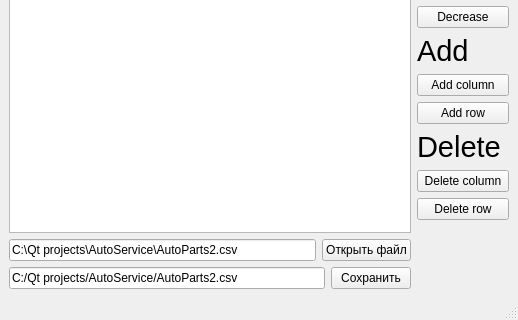
Above: mainwindow.ui from AClockworkParrot/AutoServiceAPP before the change; both pictures show x 0 to 518 and y 193 to 513 of the 518 by 513 pixel window. Below: the same form after it.
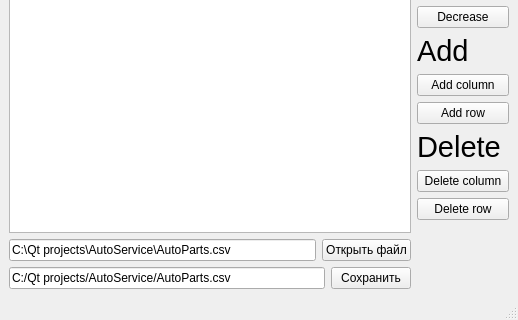
That is the form after the change.

What changed in the file:
```diff
--- a/mainwindow.ui
+++ b/mainwindow.ui
@@ -72,7 +72,7 @@
         <item row="0" column="0">
          <widget class="QLineEdit" name="lineSaveFilePath">
           <property name="text">
-           <string>C:/Qt projects/AutoService/AutoParts2.csv</string>
+           <string>C:/Qt projects/AutoService/AutoParts.csv</string>
           </property>
          </widget>
         </item>
@@ -90,7 +90,7 @@
         <item row="0" column="0">
          <widget class="QLineEdit" name="lineFilePath">
           <property name="text">
-           <string>C:\Qt projects\AutoService\AutoParts2.csv</string>
+           <string>C:\Qt projects\AutoService\AutoParts.csv</string>
           </property>
          </widget>
         </item>
```
